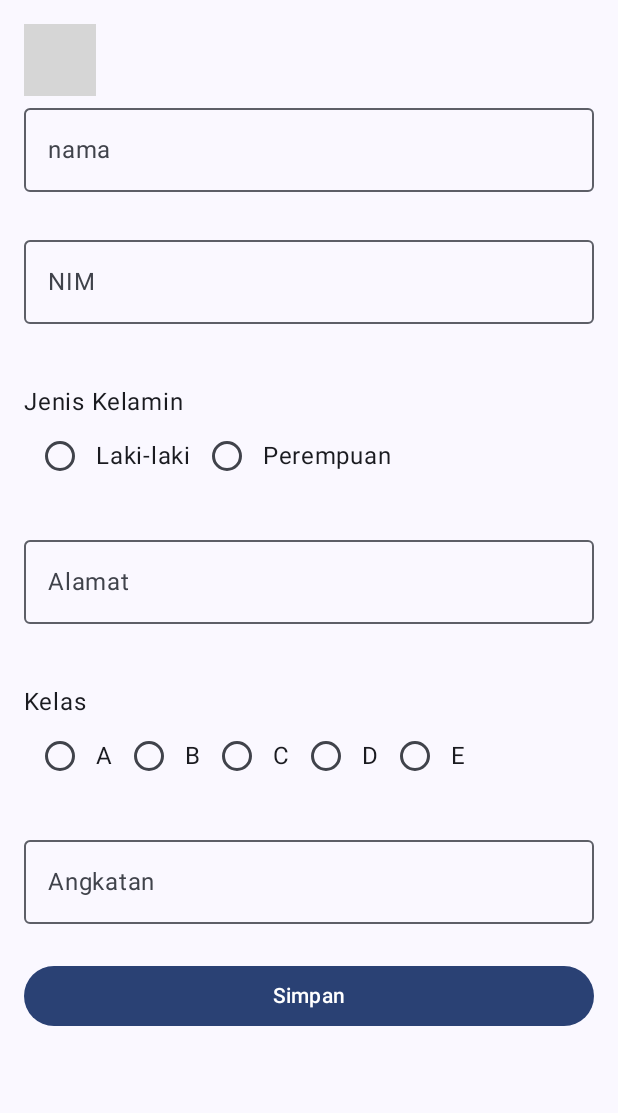
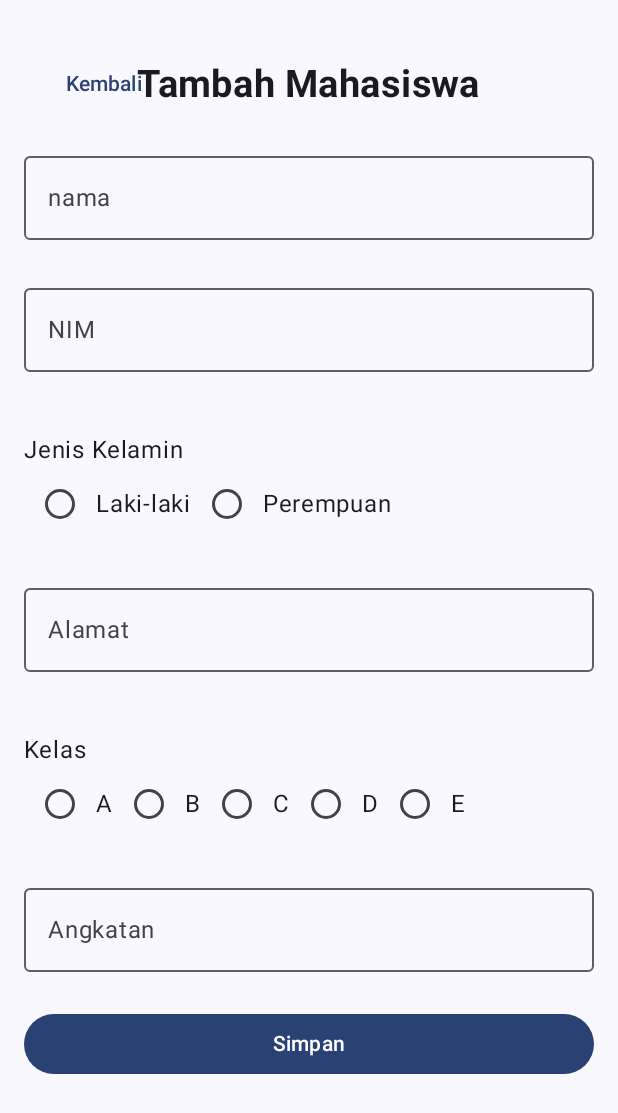
Before and after one commit to namira121/QuestRoomDatabase_081, an Android app built with Jetpack Compose: the InsertMhsView screen opened through its navigation route, on a phone screen of 412 x 824 dp. Shown: the top 1113 px of the screen. Run offline under Robolectric (Android 15) with nearby library versions, the phone set to English and light mode, and no system bars; our stand-ins replace Room's generated code; grey boxes are pictures that could not be loaded.

```diff
--- a/app/src/main/java/com/example/praktikum10/ui/navigation/PengelolaHalaman.kt
+++ b/app/src/main/java/com/example/praktikum10/ui/navigation/PengelolaHalaman.kt
@@ -26,9 +26,9 @@ fun PengelolaHalaman(
 ){
     NavHost(
         navController = navController,
-        startDestination = DestinasiInsert.route) {
+        startDestination = DestinasiHome.route) {
         composable(
-            route = DestinasiInsert.route
+            route = DestinasiHome.route
         ) {
             HomeMhsView(
                 onDetailClick = {nim ->
--- a/app/src/main/java/com/example/praktikum10/ui/view/mahasiswa/InsertMhsView.kt
+++ b/app/src/main/java/com/example/praktikum10/ui/view/mahasiswa/InsertMhsView.kt
@@ -77,7 +77,8 @@ fun InsertMhsView(
             TopAppBar(
                 onBack = onBack,
                 showBackButton = true,
-                judul = "Tambah Mahasiswa"
+                judul = "Tambah Mahasiswa",
+                modifier = modifier
             )
             //Isi Body
             InsertBodyMhs(
```
